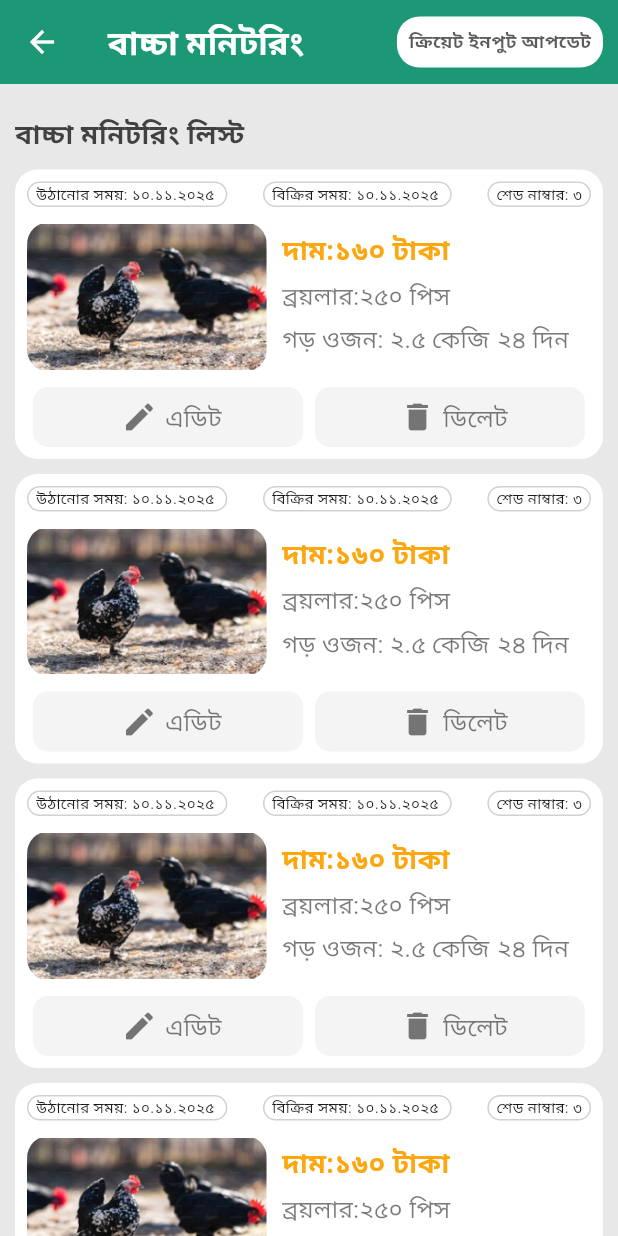
After one commit to Milon3658/chicken_app, a Flutter app: the ChickenMonitorView screen opened by its route, on a phone screen of 412 x 824 dp. The commit adds this screen. Run offline on Flutter 3.47's test engine with Material 3 defaults, Android fonts, the phone set to English and light mode, and no system bars; our stand-ins replace flutter_toggle_tab, gap, get.

Commit message:
Add ChickenMonitor module with binding, controller, and view; implement UI for monitoring chickens

```diff
--- a/lib/app/modules/account/views/account_view.dart
+++ b/lib/app/modules/account/views/account_view.dart
@@ -60,8 +60,13 @@ class AccountView extends GetView<AccountController> {
                 child: Profiletile(
                     title: 'আমার সকল বিজ্ঞাপন', image: 'assets/images/pc.png'),
               ),
-              Profiletile(
-                  title: 'মুরগি মনিটরিং', image: 'assets/images/pc.png'),
+              InkWell(
+                onTap: () {
+                  Get.toNamed(Routes.CHICKEN_MONITOR);
+                },
+                child: Profiletile(
+                    title: 'মুরগি মনিটরিং', image: 'assets/images/pc.png'),
+              ),
               Profiletile(
                   title: 'আমার মেম্বারশিপ', image: 'assets/images/member.png'),
               Profiletile(title: 'চ্যাট করুন', image: 'assets/images/chat.png'),
--- /dev/null
+++ b/lib/app/modules/chicken_monitor/bindings/chicken_monitor_binding.dart
@@ -0,0 +1,12 @@
+import 'package:get/get.dart';
+
+import '../controllers/chicken_monitor_controller.dart';
+
+class ChickenMonitorBinding extends Bindings {
+  @override
+  void dependencies() {
+    Get.lazyPut<ChickenMonitorController>(
+      () => ChickenMonitorController(),
+    );
+  }
+}
--- /dev/null
+++ b/lib/app/modules/chicken_monitor/controllers/chicken_monitor_controller.dart
@@ -0,0 +1,23 @@
+import 'package:get/get.dart';
+
+class ChickenMonitorController extends GetxController {
+  //TODO: Implement ChickenMonitorController
+
+  final count = 0.obs;
+  @override
+  void onInit() {
+    super.onInit();
+  }
+
+  @override
+  void onReady() {
+    super.onReady();
+  }
+
+  @override
+  void onClose() {
+    super.onClose();
+  }
+
+  void increment() => count.value++;
+}
--- /dev/null
+++ b/lib/app/modules/chicken_monitor/views/chicken_monitor_view.dart
@@ -0,0 +1,132 @@
+import 'package:chicken/app/data/AppColors.dart';
+import 'package:chicken/app/modules/chicken_monitor/widgets/MonitoringCard.dart';
+import 'package:flutter/material.dart';
+import 'package:gap/gap.dart';
+
+import 'package:get/get.dart';
+
+import '../controllers/chicken_monitor_controller.dart';
+
+class ChickenMonitorView extends GetView<ChickenMonitorController> {
+  const ChickenMonitorView({super.key});
+  @override
+  Widget build(BuildContext context) {
+    return Scaffold(
+        backgroundColor: Color(0xffE9E8E8),
+        appBar: AppBar(
+          leading: Icon(Icons.arrow_back, color: Colors.white),
+          backgroundColor: primaryColor,
+          title: Text(
+            'বাচ্চা মনিটরিং',
+            style: TextStyle(
+              color: Colors.white,
+              fontWeight: FontWeight.bold,
+            ),
+          ),
+          actions: [
+            Container(
+              decoration: BoxDecoration(
+                borderRadius: BorderRadius.circular(15),
+                color: Colors.white,
+              ),
+              child: Padding(
+                padding: const EdgeInsets.all(8.0),
+                child: Text(
+                  'ক্রিয়েট ইনপুট আপডেট',
+                  style: TextStyle(
+                      fontSize: 12,
+                      fontWeight: FontWeight.bold,
+                      color: greyText.withOpacity(0.7)),
+                ),
+              ),
+            ),
+            Gap(10),
+          ],
+        ),
+        body: SingleChildScrollView(
+          child: Padding(
+            padding: const EdgeInsets.all(10.0),
+            child: Column(
+              children: [
+                Gap(10),
+                Align(
+                  alignment: Alignment.centerLeft,
+                  child: Text(
+                    'বাচ্চা মনিটরিং লিস্ট',
+                    style: TextStyle(
+                        color: greyText.withOpacity(0.8),
+                        fontSize: 18,
+                        fontWeight: FontWeight.bold),
+                  ),
+                ),
+                Gap(10),
+                MonitoringCard(),
+                Gap(10),
+                MonitoringCard(),
+                Gap(10),
+                MonitoringCard(),
+                Gap(10),
+                MonitoringCard(),
+                Gap(10),
+                Row(
+                  mainAxisAlignment: MainAxisAlignment.spaceEvenly,
+                  children: [
+                    SizedBox(
+                      // width: MediaQuery.of(context).size.width * 0.45,
+                      child: ElevatedButton(
+                          style: ElevatedButton.styleFrom(
+                            backgroundColor: primaryColor,
+                            shape: RoundedRectangleBorder(
+                              borderRadius: BorderRadius.circular(10),
+                            ),
+                          ),
+                          onPressed: () {},
+                          child: Row(
+                            mainAxisAlignment: MainAxisAlignment.center,
+                            children: [
+                              Icon(
+                                Icons.phone,
+                                color: white,
+                              ),
+                              Gap(10),
+                              Text(
+                                'প্রতিনিধি আশরাফুল',
+                                style: TextStyle(color: white),
+                              )
+                            ],
+                          )),
+                    ),
+                    SizedBox(
+                      // width: MediaQuery.of(context).size.width * 0.45,
+                      child: ElevatedButton(
+                          style: ElevatedButton.styleFrom(
+                            backgroundColor: primaryColor,
+                            shape: RoundedRectangleBorder(
+                              borderRadius: BorderRadius.circular(10),
+                            ),
+                          ),
+                          onPressed: () {},
+                          child: Row(
+                            mainAxisAlignment: MainAxisAlignment.center,
+                            children: [
+                              Icon(
+                                Icons.message,
+                                color: white,
+                              ),
+                              Gap(10),
+                              Text(
+                                'হোয়াটসঅ্যাপ',
+                                style: TextStyle(color: white),
+                              )
+                            ],
+                          )),
+                    ),
+                  ],
+                ),
+                Gap(50)
+              ],
+            ),
+          ),
+        ));
+  }
+}
--- /dev/null
+++ b/lib/app/modules/chicken_monitor/widgets/MonitoringCard.dart
@@ -0,0 +1,195 @@
+import 'package:chicken/app/data/AppColors.dart';
+import 'package:chicken/app/routes/app_pages.dart';
+import 'package:flutter/material.dart';
+import 'package:gap/gap.dart';
+import 'package:get/get.dart';
+
+class MonitoringCard extends StatelessWidget {
+  const MonitoringCard({super.key});
+
+  @override
+  Widget build(BuildContext context) {
+    return Container(
+      width: double.infinity,
+      decoration: BoxDecoration(
+        color: Colors.white,
+        borderRadius: BorderRadius.circular(15),
+      ),
+      child: Padding(
+        padding: const EdgeInsets.all(8.0),
+        child: Column(
+          children: [
+            Row(
+              mainAxisAlignment: MainAxisAlignment.spaceBetween,
+              children: [
+                Container(
+                  decoration: BoxDecoration(
+                    border: Border.all(color: greyText.withOpacity(0.2)),
+                    borderRadius: BorderRadius.circular(10),
+                  ),
+                  child: Padding(
+                    padding: const EdgeInsets.symmetric(horizontal: 5),
+                    child: Text(
+                      'উঠানোর সময়: ১০.১১.২০২৫ ',
+                      style: TextStyle(fontSize: 10),
+                    ),
+                  ),
+                ),
+                Container(
+                  decoration: BoxDecoration(
+                    border: Border.all(color: greyText.withOpacity(0.2)),
+                    borderRadius: BorderRadius.circular(10),
+                  ),
+                  child: Padding(
+                    padding: const EdgeInsets.symmetric(horizontal: 5),
+                    child: Text(
+                      'বিক্রির সময়: ১০.১১.২০২৫ ',
+                      style: TextStyle(fontSize: 10),
+                    ),
+                  ),
+                ),
+                Container(
+                  decoration: BoxDecoration(
+                    border: Border.all(color: greyText.withOpacity(0.2)),
+                    borderRadius: BorderRadius.circular(10),
+                  ),
+                  child: Padding(
+                    padding: const EdgeInsets.symmetric(horizontal: 5),
+                    child: Text(
+                      'শেড নাম্বার: ৩',
+                      style: TextStyle(fontSize: 10),
+                    ),
+                  ),
+                )
+              ],
+            ),
+            Gap(10),
+            Row(
+              crossAxisAlignment: CrossAxisAlignment.start,
+              children: [
+                ClipRRect(
+                  borderRadius: BorderRadius.all(Radius.circular(15)),
+                  child: Image(
+                    image: AssetImage('assets/images/black_chicken.png'),
+                    height: 100,
+                    width: 160,
+                  ),
+                ),
+                Gap(10),
+                Column(
+                  crossAxisAlignment: CrossAxisAlignment.start,
+                  children: [
+                    Gap(5),
+                    Text(
+                      'দাম:১৬০ টাকা',
+                      style: TextStyle(
+                          color: secondaryColor,
+                          fontSize: 18,
+                          fontWeight: FontWeight.bold),
+                    ),
+                    Gap(5),
+                    Text(
+                      'ব্রয়লার:২৫০ পিস',
+                      style: TextStyle(
+                        color: greyText.withOpacity(0.58),
+                        fontSize: 16,
+                      ),
+                    ),
+                    Gap(5),
+                    Row(
+                      children: [
+                        Text(
+                          'গড় ওজন: ২.৫ কেজি',
+                          style: TextStyle(
+                            color: greyText.withOpacity(0.58),
+                            fontSize: 16,
+                          ),
+                        ),
+                        Gap(5),
+                        Text(
+                          '২৪ দিন',
+                          style: TextStyle(
+                            color: greyText.withOpacity(0.58),
+                            fontSize: 16,
+                          ),
+                        ),
+                      ],
+                    )
+                  ],
+                )
+              ],
+            ),
+            Gap(10),
+            Row(
+              mainAxisAlignment: MainAxisAlignment.spaceAround,
+              children: [
+                InkWell(
+                  onTap: () {
+                    Get.toNamed(Routes.EDIT_ADDS);
+                  },
+                  child: Container(
+                    height: 40,
+                    width: 180,
+                    decoration: BoxDecoration(
+                      color: Color(0xffF4F4F4),
+                      borderRadius: BorderRadius.circular(10),
+                    ),
+                    child: Row(
+                      mainAxisAlignment: MainAxisAlignment.center,
+                      children: [
+                        Gap(5),
+                        Icon(
+                          Icons.edit,
+                          color: greyText.withOpacity(0.58),
+                        ),
+                        Gap(5),
+                        Text(
+                          'এডিট',
+                          style: TextStyle(
+                            color: greyText.withOpacity(0.58),
+                            fontSize: 16,
+                          ),
+                        ),
+                      ],
+                    ),
+                  ),
+                ),
+                InkWell(
+                  onTap: () {
+                    Get.toNamed(Routes.DELETE_ADDS);
+                  },
+                  child: Container(
+                    height: 40,
+                    width: 180,
+                    decoration: BoxDecoration(
+                      color: Color(0xffF4F4F4),
+                      borderRadius: BorderRadius.circular(10),
+                    ),
+                    child: Row(
+                      mainAxisAlignment: MainAxisAlignment.center,
+                      children: [
+                        Gap(5),
+                        Icon(
+                          Icons.delete,
+                          color: greyText.withOpacity(0.58),
+                        ),
+                        Gap(5),
+                        Text(
+                          'ডিলেট',
+                          style: TextStyle(
+                            color: greyText.withOpacity(0.58),
+                            fontSize: 16,
+                          ),
+                        ),
+                      ],
+                    ),
+                  ),
+                )
+              ],
+            )
+          ],
+        ),
+      ),
+    );
+  }
+}
--- a/lib/app/routes/app_pages.dart
+++ b/lib/app/routes/app_pages.dart
@@ -14,6 +14,8 @@ import '../modules/Product_Details/bindings/product_details_binding.dart';
 import '../modules/Product_Details/views/product_details_view.dart';
 import '../modules/account/bindings/account_binding.dart';
 import '../modules/account/views/account_view.dart';
+import '../modules/chicken_monitor/bindings/chicken_monitor_binding.dart';
+import '../modules/chicken_monitor/views/chicken_monitor_view.dart';
 import '../modules/delete_adds/bindings/delete_adds_binding.dart';
 import '../modules/delete_adds/views/delete_adds_view.dart';
 import '../modules/mainpage/bindings/mainpage_binding.dart';
@@ -79,5 +81,10 @@ class AppPages {
       page: () => const DeleteAddsView(),
       binding: DeleteAddsBinding(),
     ),
+    GetPage(
+      name: _Paths.CHICKEN_MONITOR,
+      page: () => const ChickenMonitorView(),
+      binding: ChickenMonitorBinding(),
+    ),
   ];
 }
--- a/lib/app/routes/app_routes.dart
+++ b/lib/app/routes/app_routes.dart
@@ -14,6 +14,7 @@ abstract class Routes {
   static const MY_TOTAL_ADDS_EDIT_ADDS = _Paths.MY_TOTAL_ADDS;
   static const EDIT_ADDS = _Paths.EDIT_ADDS;
   static const DELETE_ADDS = _Paths.DELETE_ADDS;
+  static const CHICKEN_MONITOR = _Paths.CHICKEN_MONITOR;
 }
 
 abstract class _Paths {
@@ -29,4 +30,5 @@ abstract class _Paths {
   static const MY_TOTAL_ADDS_EDIT_ADDS = '/edit-adds';
   static const EDIT_ADDS = '/edit-adds';
   static const DELETE_ADDS = '/delete-adds';
+  static const CHICKEN_MONITOR = '/chicken-monitor';
 }
```
